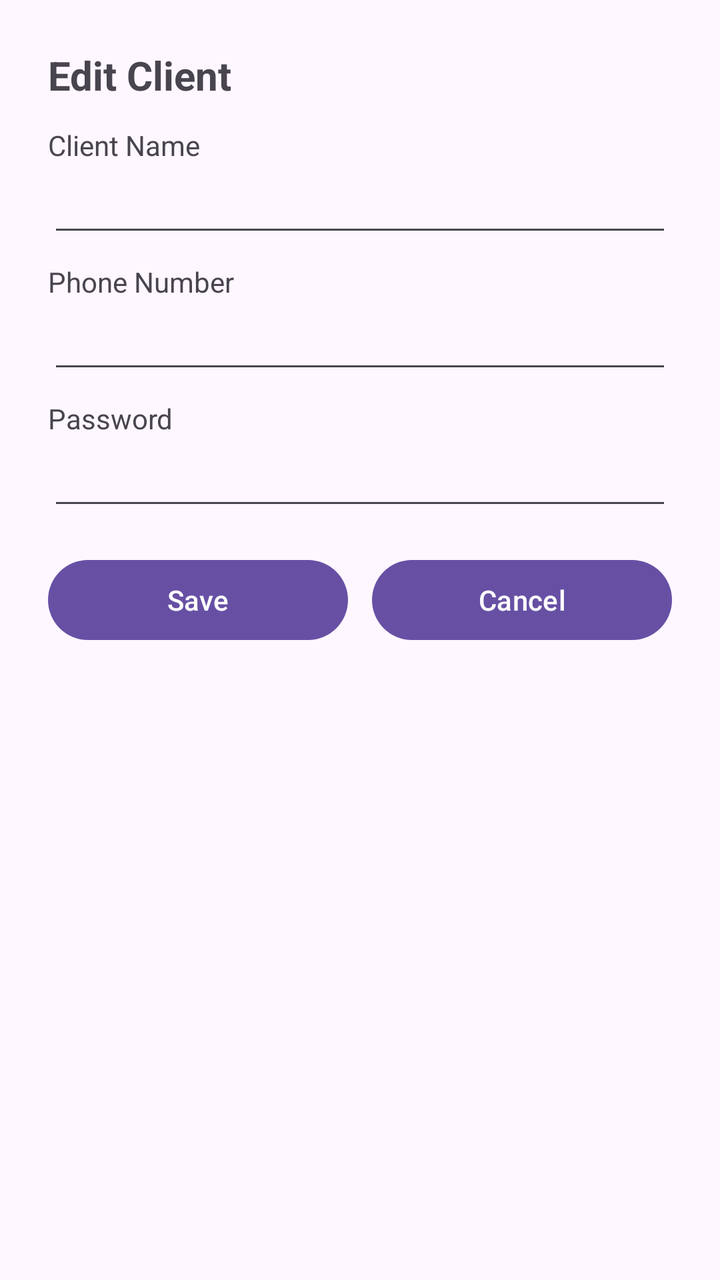
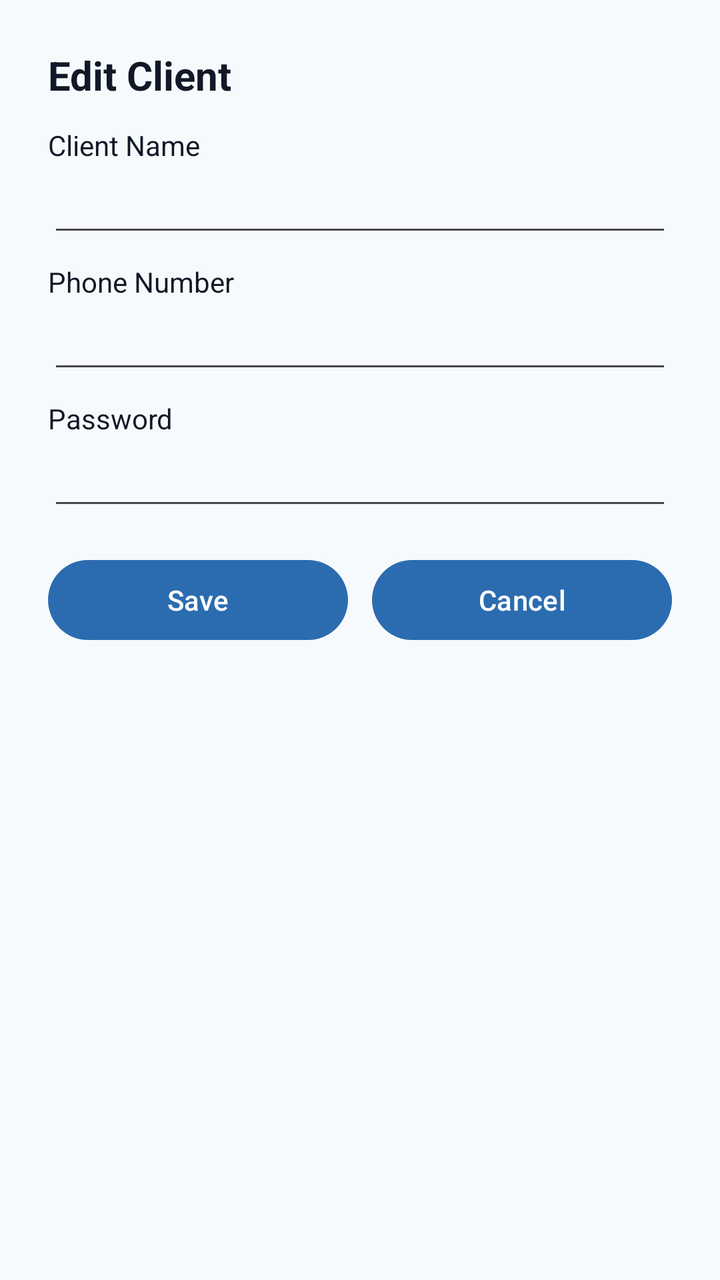

The first picture is an Android layout as it rendered before a commit; the second is the same layout after the commit. The layout source and the unified diff follow.
<!-- AndroidManifest.xml: application theme Theme.MyApplication -->
<!-- res/layout/activity_edit_client.xml -->
<?xml version="1.0" encoding="utf-8"?>
<ScrollView xmlns:android="http://schemas.android.com/apk/res/android"
    android:layout_width="match_parent"
    android:layout_height="match_parent">

    <LinearLayout android:layout_width="match_parent" android:layout_height="wrap_content" android:orientation="vertical" android:padding="24dp">
        <TextView android:layout_width="wrap_content" android:layout_height="wrap_content" android:text="Edit Client" android:textSize="20sp" android:textStyle="bold" />

        <TextView android:layout_width="wrap_content" android:layout_height="wrap_content" android:text="Client Name" android:layout_marginTop="12dp" />
        <EditText android:id="@+id/txfClientName" android:layout_width="match_parent" android:layout_height="wrap_content" />

        <TextView android:layout_width="wrap_content" android:layout_height="wrap_content" android:text="Phone Number" android:layout_marginTop="8dp" />
        <EditText android:id="@+id/txfPhoneNumber" android:layout_width="match_parent" android:layout_height="wrap_content" android:inputType="phone" />

        <TextView android:layout_width="wrap_content" android:layout_height="wrap_content" android:text="Password" android:layout_marginTop="8dp" />
        <EditText android:id="@+id/txfPasswordVisible" android:layout_width="match_parent" android:layout_height="wrap_content" android:inputType="textPassword" />

        <LinearLayout android:layout_width="match_parent" android:layout_height="wrap_content" android:orientation="horizontal" android:layout_marginTop="16dp">
            <Button android:id="@+id/btnSaveClient" android:layout_width="0dp" android:layout_weight="1" android:layout_height="wrap_content" android:text="Save" />
            <Space android:layout_width="12dp" android:layout_height="wrap_content" />
            <Button android:id="@+id/btnCancelClient" android:layout_width="0dp" android:layout_weight="1" android:layout_height="wrap_content" android:text="Cancel" />
        </LinearLayout>
    </LinearLayout>

</ScrollView>
<!-- resources referenced by this layout -->
<resources>
  <style name="Theme.MyApplication" parent="Base.Theme.MyApplication" />
  <style name="Base.Theme.MyApplication" parent="Theme.Material3.DayNight.NoActionBar">
          
          
      </style>
</resources>

<!-- the commit's change to res/layout/activity_edit_client.xml (unified diff, before → after) -->
@@ -7,18 +7,18 @@
         <TextView android:layout_width="wrap_content" android:layout_height="wrap_content" android:text="Edit Client" android:textSize="20sp" android:textStyle="bold" />
 
         <TextView android:layout_width="wrap_content" android:layout_height="wrap_content" android:text="Client Name" android:layout_marginTop="12dp" />
-        <EditText android:id="@+id/txfClientName" android:layout_width="match_parent" android:layout_height="wrap_content" />
+        <EditText style="@style/AppInput" android:id="@+id/txfClientName" android:layout_width="match_parent" android:layout_height="wrap_content" />
 
         <TextView android:layout_width="wrap_content" android:layout_height="wrap_content" android:text="Phone Number" android:layout_marginTop="8dp" />
-        <EditText android:id="@+id/txfPhoneNumber" android:layout_width="match_parent" android:layout_height="wrap_content" android:inputType="phone" />
+        <EditText style="@style/AppInput" android:id="@+id/txfPhoneNumber" android:layout_width="match_parent" android:layout_height="wrap_content" android:inputType="phone" />
 
         <TextView android:layout_width="wrap_content" android:layout_height="wrap_content" android:text="Password" android:layout_marginTop="8dp" />
-        <EditText android:id="@+id/txfPasswordVisible" android:layout_width="match_parent" android:layout_height="wrap_content" android:inputType="textPassword" />
+        <EditText style="@style/AppInput" android:id="@+id/txfPasswordVisible" android:layout_width="match_parent" android:layout_height="wrap_content" android:inputType="textPassword" />
 
         <LinearLayout android:layout_width="match_parent" android:layout_height="wrap_content" android:orientation="horizontal" android:layout_marginTop="16dp">
-            <Button android:id="@+id/btnSaveClient" android:layout_width="0dp" android:layout_weight="1" android:layout_height="wrap_content" android:text="Save" />
+            <Button style="@style/AppButton" android:id="@+id/btnSaveClient" android:layout_width="0dp" android:layout_weight="1" android:layout_height="wrap_content" android:text="Save" />
             <Space android:layout_width="12dp" android:layout_height="wrap_content" />
-            <Button android:id="@+id/btnCancelClient" android:layout_width="0dp" android:layout_weight="1" android:layout_height="wrap_content" android:text="Cancel" />
+            <Button style="@style/AppButton" android:id="@+id/btnCancelClient" android:layout_width="0dp" android:layout_weight="1" android:layout_height="wrap_content" android:text="Cancel" />
         </LinearLayout>
     </LinearLayout>
 
<!-- resource entries referenced after the edit -->
@@ -2,8 +2,17 @@
 <resources>
   <style name="Theme.MyApplication" parent="Base.Theme.MyApplication" />
   <style name="Base.Theme.MyApplication" parent="Theme.Material3.DayNight.NoActionBar">
-          
-          
+          <item name="colorPrimary">@color/primary</item>
+          <item name="colorPrimaryVariant">@color/primary_variant</item>
+          <item name="colorOnPrimary">@color/on_primary</item>
+          <item name="android:colorBackground">@color/background</item>
+          <item name="android:textColor">@color/text_primary</item>
+          <item name="android:windowBackground">@color/background</item>
       </style>
+  <color name="primary">#2B6CB0</color>
+  <color name="primary_variant">#245a93</color>
+  <color name="on_primary">#FFFFFFFF</color>
+  <color name="background">#F7FAFC</color>
+  <color name="text_primary">#111827</color>
 </resources>
 
